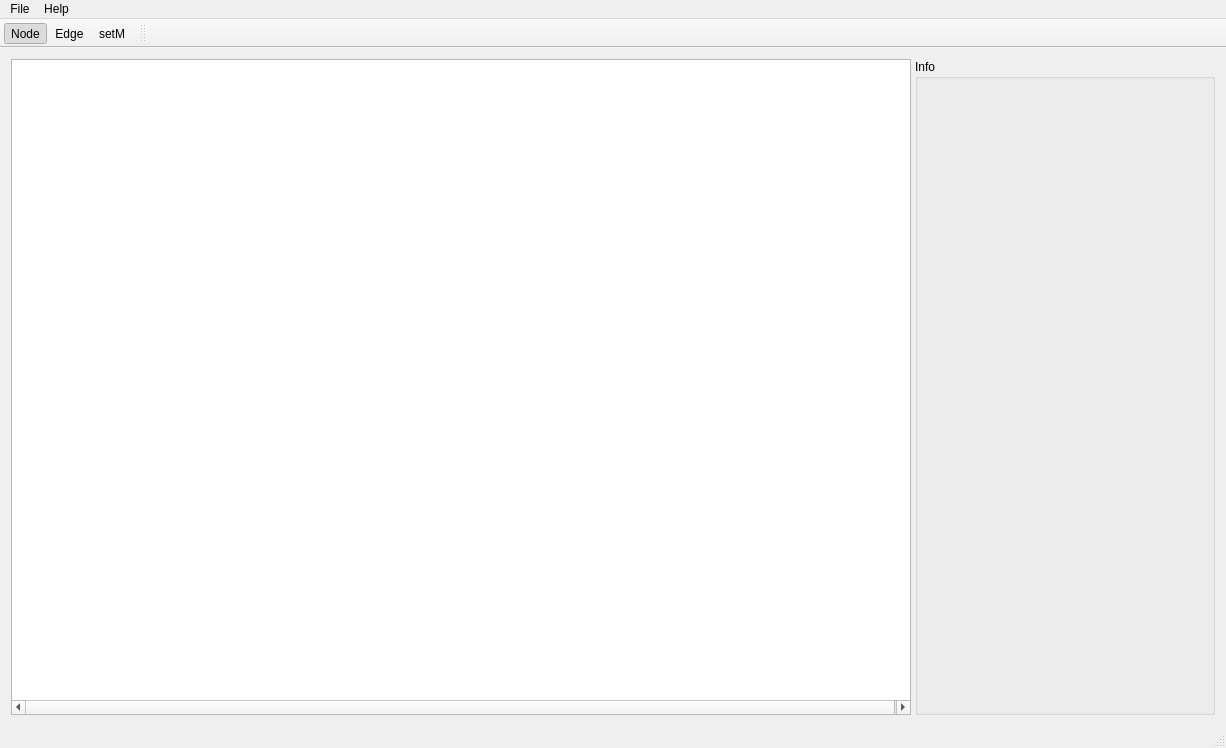
The window that mainwindow.ui (dwat3r/grapher) describes before a commit, drawn with Qt 5.
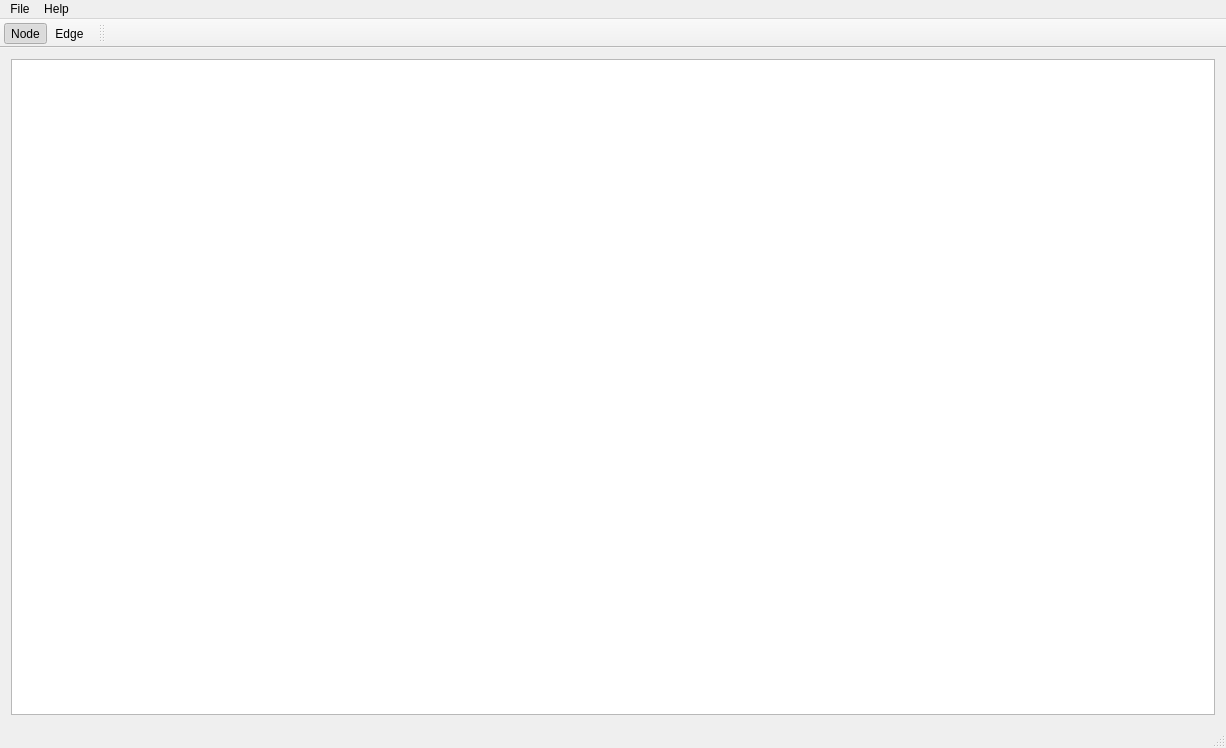
The same window after the commit.

```diff
--- a/mainwindow.ui
+++ b/mainwindow.ui
@@ -49,7 +49,7 @@
      <enum>QLayout::SetNoConstraint</enum>
     </property>
     <item>
-     <layout class="QHBoxLayout" name="horizontalLayout" stretch="1,0">
+     <layout class="QHBoxLayout" name="horizontalLayout" stretch="1">
       <property name="sizeConstraint">
        <enum>QLayout::SetNoConstraint</enum>
       </property>
@@ -101,62 +101,6 @@
         </property>
        </widget>
       </item>
-      <item>
-       <widget class="QGroupBox" name="groupBox">
-        <property name="sizePolicy">
-         <sizepolicy hsizetype="Expanding" vsizetype="Expanding">
-          <horstretch>0</horstretch>
-          <verstretch>0</verstretch>
-         </sizepolicy>
-        </property>
-        <property name="minimumSize">
-         <size>
-          <width>300</width>
-          <height>600</height>
-         </size>
-        </property>
-        <property name="title">
-         <string>Info</string>
-        </property>
-        <property name="flat">
-         <bool>false</bool>
-        </property>
-        <property name="checkable">
-         <bool>false</bool>
-        </property>
-        <widget class="QLabel" name="textoutput">
-         <property name="geometry">
-          <rect>
-           <x>-1</x>
-           <y>-40</y>
-           <width>301</width>
-           <height>651</height>
-          </rect>
-         </property>
-         <property name="sizePolicy">
-          <sizepolicy hsizetype="Expanding" vsizetype="Expanding">
-           <horstretch>0</horstretch>
-           <verstretch>0</verstretch>
-          </sizepolicy>
-         </property>
-         <property name="minimumSize">
-          <size>
-           <width>300</width>
-           <height>600</height>
-          </size>
-         </property>
-         <property name="text">
-          <string>Nothing to show</string>
-         </property>
-         <property name="alignment">
-          <set>Qt::AlignLeading|Qt::AlignLeft|Qt::AlignTop</set>
-         </property>
-         <property name="wordWrap">
-          <bool>false</bool>
-         </property>
-        </widget>
-       </widget>
-      </item>
      </layout>
     </item>
    </layout>
@@ -203,7 +147,6 @@
    </attribute>
    <addaction name="actionNode"/>
    <addaction name="actionEdge"/>
-   <addaction name="actionSetM"/>
   </widget>
   <widget class="QStatusBar" name="statusBar"/>
   <widget class="QToolBar" name="toolBar">
```
